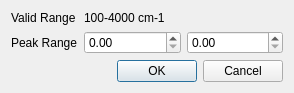
Qt form Vespucci/GUI/Processing/rangedialog.ui (VespucciProject/Vespucci) before a commit.
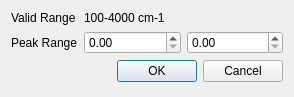
The same form after that commit.

Diff of the .ui file:
```diff
--- a/Vespucci/GUI/Processing/rangedialog.ui
+++ b/Vespucci/GUI/Processing/rangedialog.ui
@@ -7,7 +7,7 @@
     <x>0</x>
     <y>0</y>
     <width>294</width>
-    <height>88</height>
+    <height>97</height>
    </rect>
   </property>
   <property name="windowTitle">
```
Left out of the diff: 4 changed lines with no effect on the pictures.
